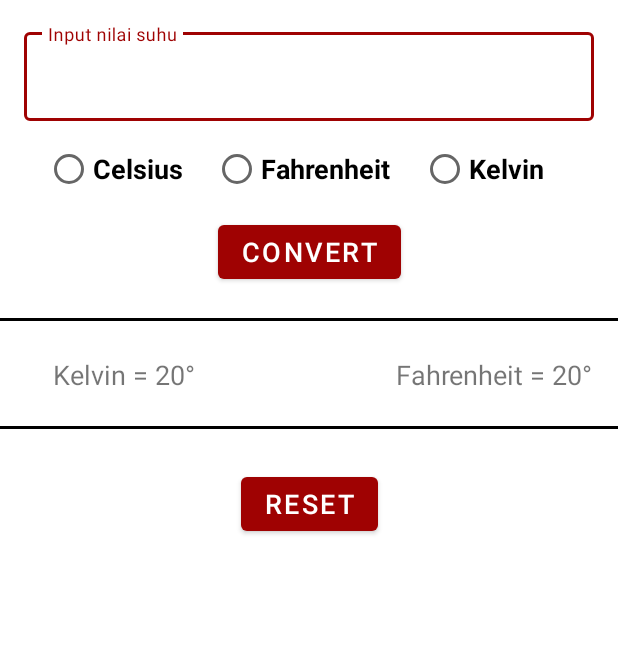
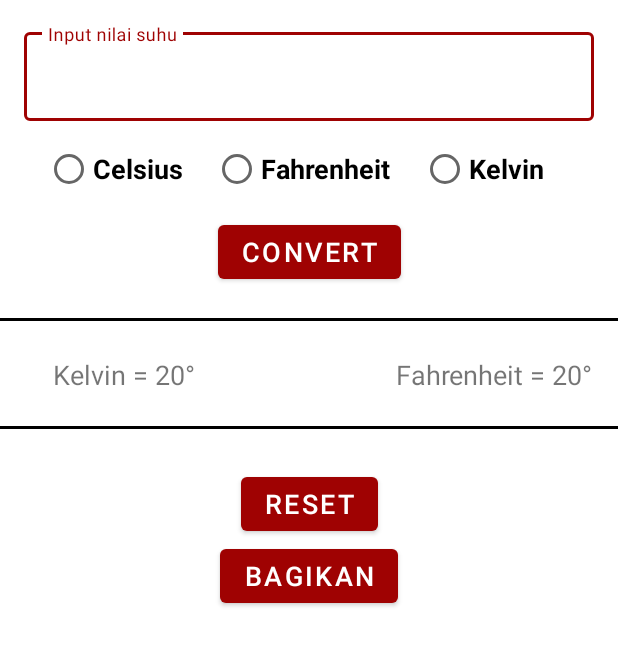
Before and after one commit to davidmpurba/6706201142_Assessment_Mobpro1, an Android app: the layout fragment_hitung.xml on its own in the app's theme, with its tools: preview values and no code run, on a phone screen of 412 x 824 dp, the part 148-814 px from its top. Run offline under Robolectric (Android 15) with nearby library versions, the phone set to English and light mode, and no system bars; Roboto replaces fonts that are not available here.

```diff
--- a/app/build.gradle
+++ b/app/build.gradle
@@ -1,6 +1,7 @@
 plugins {
     id 'com.android.application'
     id 'org.jetbrains.kotlin.android'
+    id 'kotlin-kapt'
 }
 
 android {
@@ -49,5 +50,7 @@ dependencies {
     implementation 'androidx.navigation:navigation-fragment-ktx:2.4.2'
     implementation 'androidx.navigation:navigation-ui-ktx:2.4.2'
     api 'com.google.android.material:material:1.1.0-alpha06'
+    implementation 'androidx.room:room-runtime:2.4.2'
+    kapt 'androidx.room:room-compiler:2.4.2'
 
 }
--- a/app/src/main/java/org/d3if1142/temperature_converter/ui/AboutFragment.kt
+++ b/app/src/main/java/org/d3if1142/temperature_converter/ui/AboutFragment.kt
@@ -4,4 +4,4 @@ import androidx.fragment.app.Fragment
 import org.d3if1142.temperature_converter.R
 import org.d3if1142.temperature_converter.databinding.FragmentAboutBinding
 
-class AboutFragment:Fragment(R.layout.fragment_about)
+class AboutFragment: Fragment(R.layout.fragment_about)
--- a/app/src/main/res/layout/fragment_hitung.xml
+++ b/app/src/main/res/layout/fragment_hitung.xml
@@ -153,9 +153,20 @@
         android:layout_marginTop="120dp"
         android:text="@string/reset"
         android:textColor="#FFFFFF"
-        app:layout_constraintEnd_toEndOf="@+id/convert"
-        app:layout_constraintStart_toStartOf="@+id/convert"
+        app:layout_constraintEnd_toEndOf="parent"
+        app:layout_constraintStart_toStartOf="parent"
         app:layout_constraintTop_toBottomOf="@+id/convert" />
 
-    </androidx.constraintlayout.widget.ConstraintLayout>
+    <Button
+        android:id="@+id/bagikan"
+        android:layout_width="wrap_content"
+        android:layout_height="wrap_content"
+        android:text="@string/bagikan"
+        app:layout_constraintEnd_toEndOf="parent"
+        app:layout_constraintStart_toStartOf="parent"
+        app:layout_constraintTop_toBottomOf="@+id/reset"
+        android:visibility="invisible"
+        tools:visibility="visible"/>
+
+</androidx.constraintlayout.widget.ConstraintLayout>
 </ScrollView>
--- a/app/src/main/res/values/strings.xml
+++ b/app/src/main/res/values/strings.xml
@@ -13,5 +13,9 @@
     <string name="nilai_invalid">Nilai tidak boleh kosong</string>
     <string name="jenis_invalid">Jenis tidak boleh kosong</string>
     <string name="copyright">Temperature Convertor merupakan sebuah aplikasi android yang berguna untuk convert suatu suhu ke jenis suhu lainnya.\n\nTemukan kodenya di https://github.com/davidmpurba/6706201142_Assessment_Mobpro1 \n\nCopyright @ 2022 David Marsen Purba..\nAll rights reserved. </string>
+    <string name="tentang_aplikasi">Tentang Aplikasi</string>
+    <string name="bagikan_template">Celsius = %1$.2f\nKelvin = %1$.2f\nFahrenheit = %1$.2f</string>
+    <string name="history">History</string>
+    <string name="bagikan">Bagikan</string>
 
 </resources>
--- a/build.gradle
+++ b/build.gradle
@@ -1,8 +1,11 @@
 // Top-level build file where you can add configuration options common to all sub-projects/modules.
 plugins {
+
     id 'com.android.application' version '7.1.1' apply false
     id 'com.android.library' version '7.1.1' apply false
+
     id 'org.jetbrains.kotlin.android' version '1.6.10' apply false
+
 }
 
 task clean(type: Delete) {
```
Also changed, not shown: app/src/main/java/org/d3if1142/temperature_converter/db/ConvertorDao.kt (added, +16 -0 lines), app/src/main/java/org/d3if1142/temperature_converter/db/ConvertorDb.kt (added, +35 -0 lines), app/src/main/java/org/d3if1142/temperature_converter/db/ConvertorEntity.kt (added, +18 -0 lines), app/src/main/java/org/d3if1142/temperature_converter/ui/HitungFragment.kt (+30 -3 lines), app/src/main/res/menu/options_menu.xml (added, +7 -0 lines), app/src/main/res/navigation/navigation.xml (+10 -1 lines).
